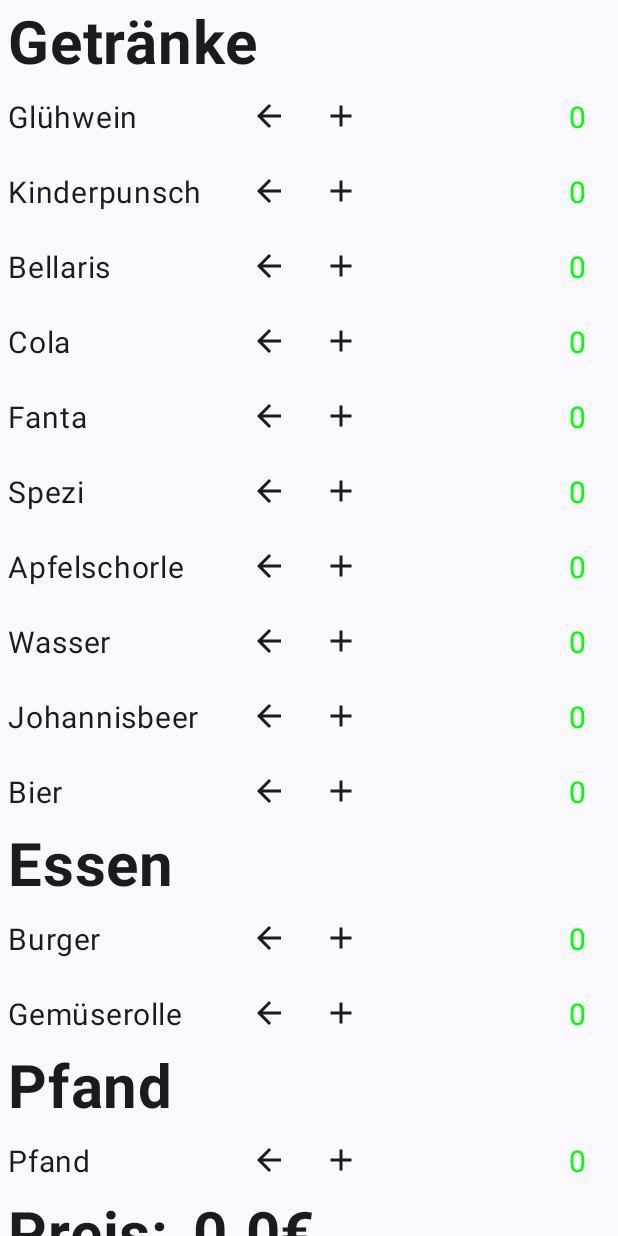
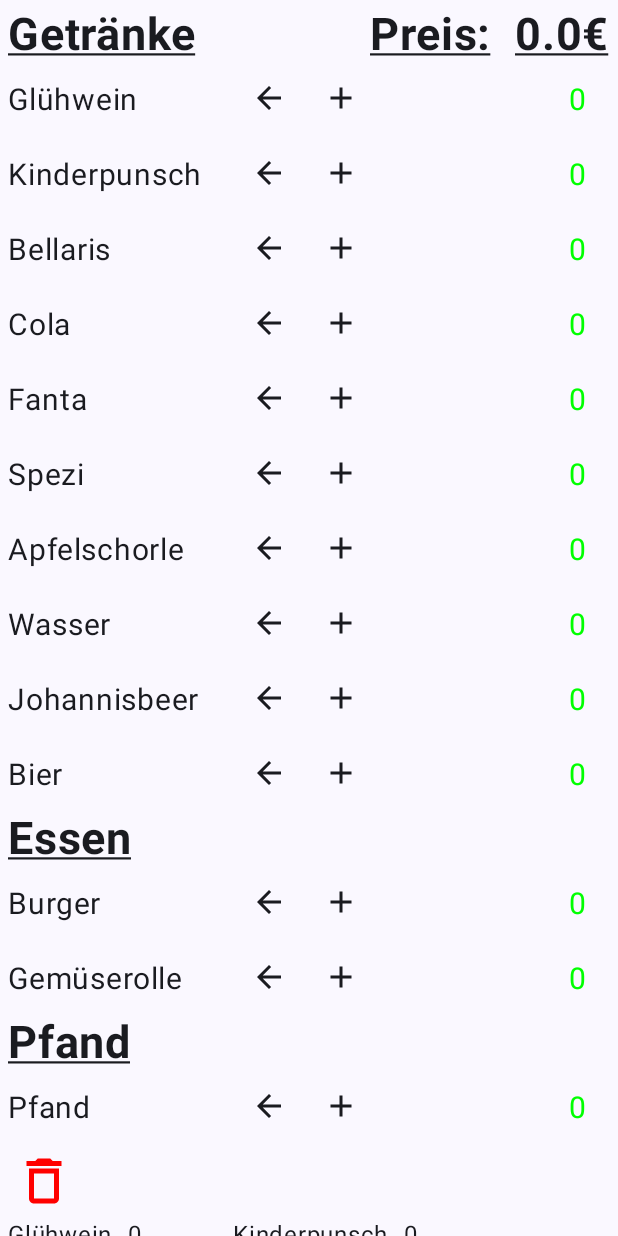
Before and after one commit to Herrniggi/Weihnachtswald, an Android app built with Jetpack Compose: the screen it shows after launch (MainActivity), on a phone screen of 412 x 824 dp. Run offline under Robolectric (Android 15) with nearby library versions, the phone set to English and light mode, and no system bars; our stand-ins replace livedata-compose.

Commit message:
App Version für Wald 2025

```diff
--- a/app/src/main/java/de/niklasbecker/wheinachtswald/Inputview/Inputview.kt
+++ b/app/src/main/java/de/niklasbecker/wheinachtswald/Inputview/Inputview.kt
@@ -1,5 +1,6 @@
 package de.niklasbecker.wheinachtswald.Inputview
 
+import androidx.compose.foundation.layout.Arrangement
 import androidx.compose.foundation.layout.Column
 import androidx.compose.foundation.layout.Row
 import androidx.compose.foundation.layout.Spacer
@@ -8,7 +9,6 @@ import androidx.compose.foundation.layout.fillMaxWidth
 import androidx.compose.foundation.layout.padding
 import androidx.compose.foundation.layout.size
 import androidx.compose.foundation.layout.width
-import androidx.compose.foundation.layout.wrapContentWidth
 import androidx.compose.foundation.rememberScrollState
 import androidx.compose.foundation.verticalScroll
 import androidx.compose.material.icons.Icons
@@ -43,14 +43,19 @@ fun InputView( inputViewModel: InputViewModel) {
 
 @Composable
 fun GreetingInputView(inputViewModel: InputViewModel){
-    val preis by inputViewModel.preis.observeAsState(0f)
     Trinken(inputViewModel)
     Essen(inputViewModel)
     Tassenpfand(inputViewModel)
-    Ergebnis(preis)
     Reset(inputViewModel)
     Statistik(inputViewModel)
 
+
+}
+
+@Composable
+fun Endpreis(inputViewModel: InputViewModel) {
+    val preis by inputViewModel.preis.observeAsState(0f)
+    Ergebnis(preis)
 
 }
 
@@ -59,7 +64,10 @@ fun GreetingInputView(inputViewModel: InputViewModel){
 
 @Composable
 fun Trinken(inputViewModel: InputViewModel){
-    CustomBoldHeadline(stringResource(R.string.getraenke))
+    Row(modifier = Modifier.fillMaxWidth(), horizontalArrangement = Arrangement.SpaceBetween) {
+        CustomBoldHeadline(stringResource(R.string.getraenke))
+        Endpreis(inputViewModel)
+    }
     Gluehwein(inputViewModel)
     Kinderpunsch(inputViewModel)
     Bellaris(inputViewModel)
--- a/app/src/main/java/de/niklasbecker/wheinachtswald/Styling/Helper.kt
+++ b/app/src/main/java/de/niklasbecker/wheinachtswald/Styling/Helper.kt
@@ -7,6 +7,7 @@ import androidx.compose.material3.Text
 import androidx.compose.runtime.Composable
 import androidx.compose.ui.Alignment
 import androidx.compose.ui.Modifier
+import androidx.compose.ui.text.style.TextDecoration
 import androidx.compose.ui.text.font.FontWeight
 import androidx.compose.ui.unit.dp
 import androidx.compose.ui.unit.sp
@@ -17,8 +18,9 @@ import androidx.compose.ui.graphics.Color
 fun CustomBoldHeadline(text: String){
 
     Text(text,
-        fontSize = 40.sp,
-        fontWeight = FontWeight.Bold)
+        fontSize = 30.sp,
+        fontWeight = FontWeight.Bold,
+        textDecoration = TextDecoration.Underline)
 
 }
 
```
